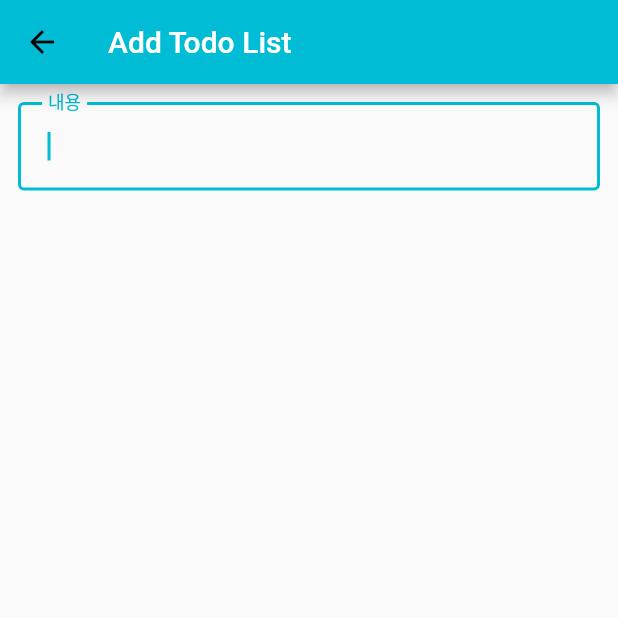
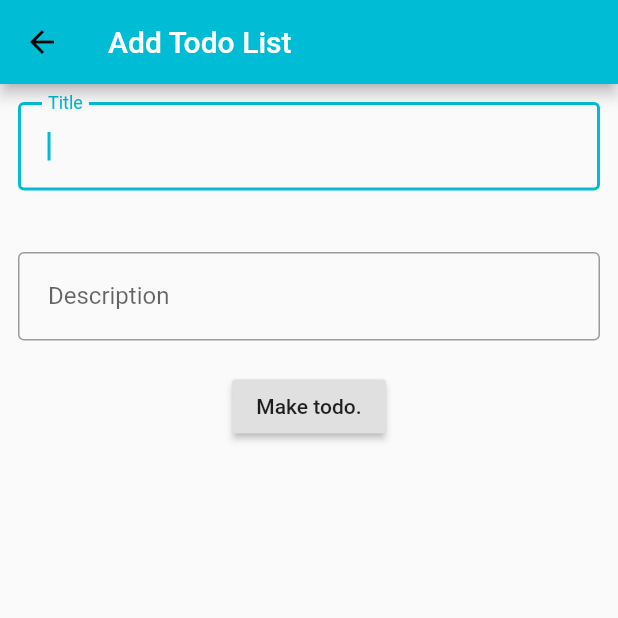
Before and after one commit to whdlrghks/Todo_flutter, a Flutter app: the screen it shows after launch, after a tap on the "add" icon, on a phone screen of 412 x 824 dp, the top half of it. Run offline on Flutter 3.47's test engine with Material 2 defaults, Android fonts, the phone set to English and light mode, and no system bars.

Commit message:
Make Detail Page

```diff
--- a/lib/containers/addlist.dart
+++ b/lib/containers/addlist.dart
@@ -1,26 +1,107 @@
 import 'package:flutter/material.dart';
-class AddList extends StatelessWidget{
+
+class AddList extends StatefulWidget{
+  @override
+  AddListState createState() => AddListState();
+   static const routeName = '/add';
+}
+
+class AddListState extends State<AddList>{
+  // 포커스노트 선언
+  FocusNode desNode;
+  FocusNode tieNode;
+
+  // 폼이 생성될 때 호출
+  @override
+  void initState() {
+    super.initState();
+    // myFocusNode에 포커스 인스턴스 저장.
+    desNode = FocusNode();
+    tieNode = FocusNode();
+  }
+  // 폼이 삭제될 때 호출
+  @override
+  void dispose() {
+    // 폼이 삭제되면 myFocusNode도 삭제됨
+    desNode.dispose();
+    tieNode.dispose();
+    super.dispose();
+  }
+  String _title ='None';
+    String _descrption ='None';
   @override
   Widget build(BuildContext context) {
+
+
     return Scaffold(
       appBar: AppBar(
         title: Text('Add Todo List', style: TextStyle(color: Colors.white),),
       ),
-      body:
-      Padding(
+      body: Column(
+        children: <Widget>[
+          Container(
+            height: 100,
+            child: Padding(
               padding: const EdgeInsets.all(12.0),
               child: TextField(
                 decoration: InputDecoration(
                   border: OutlineInputBorder(),
-          labelText: '내용',
+                  labelText: 'Title',
                   contentPadding: EdgeInsets.all(20.0)
                 ),
                 autofocus: true,
                 onSubmitted: (val){
-          Navigator.of(context).pop({'data' : val});
+
+                  _title = val;
+                  FocusScope.of(context).requestFocus(desNode);
+                  // Navigator.of(context).pop({'title' : val});
                 },
+                focusNode: tieNode
               ),
+            ),
+          ),
+          Container(
+
+            child : Padding(
+                padding: const EdgeInsets.all(12.0),
+
+                child: TextField(
+                decoration: InputDecoration(
+                  border: OutlineInputBorder(),
+                  labelText: 'Description',
+                  contentPadding: EdgeInsets.all(20.0),
+                  // contentPadding: new EdgeInsets.symmetric(vertical: 25.0, horizontal: 10.0),
+                ),
+                onSubmitted: (val){
+                  _descrption = val;
+                  // Navigator.of(context).pop({'title' : val});
+                },
+                focusNode: desNode,
+                ),
+              ),
+          ),
+
+
+          Padding(  // 두번째 자식
+              padding: const EdgeInsets.all(8.0),
+              child: RaisedButton(  // 버튼 추가
+                onPressed: (){  // 버튼이 눌리면
+                  print(_title +"  /   "+ _descrption);
+                  if(_title != 'None' && _descrption != 'None'){
+                    Navigator.of(context).pop({'title' : _title, 'des' :_descrption});
+                  }
+                  else if(_title == 'None'){
+                    FocusScope.of(context).requestFocus(tieNode);
+                  } else if(_descrption == 'None'){
+                    FocusScope.of(context).requestFocus(desNode);
+                  }
+               },
+                child: Text('Make todo.'),
+              ),
+            ),
+       ],
       )
+
     );
   }
 }
--- /dev/null
+++ b/lib/containers/detail.dart
@@ -0,0 +1,35 @@
+import 'package:flutter/material.dart';
+import './todo_item.dart';
+class Detail extends StatelessWidget{
+  final Todo todo;
+
+   const Detail({Key key, @required this.todo}) : super(key: key);
+
+  @override
+  Widget build(BuildContext context) {
+    // TODO: implement build
+    return Scaffold(
+      appBar: AppBar(
+        title: Text('Detail Page', style: TextStyle(color: Colors.white),),
+      ),
+      body: Column(
+        children: [
+          Padding(
+            padding: const EdgeInsets.all(8.0),
+            child: Text(todo.title),
+          ),
+          Padding(
+            padding: const EdgeInsets.all(8.0),
+            child: Text(todo.description),
+          ),
+        ],
+      ),
+      floatingActionButton: FloatingActionButton(
+        // onPressed: _navigateAddlist,
+        tooltip: '추가',
+        child: Icon(Icons.edit, color: Colors.white),
+      ),
+    );
+    throw UnimplementedError();
+  }
+}
--- /dev/null
+++ b/lib/containers/todo_item.dart
@@ -0,0 +1,7 @@
+class Todo {
+  // final로 정의된 필드는 선언단계나 생성자를 통해 초기화해야함
+  final String title;
+  final String description;
+
+  Todo(this.title, this.description); // 생성자로 필드 초기화
+}
--- a/lib/main.dart
+++ b/lib/main.dart
@@ -1,8 +1,11 @@
 import 'package:flutter/material.dart';
 import './containers/addlist.dart';
+import './containers/detail.dart';
+import './containers/todo_item.dart';
 void main() {
   runApp(MyApp());
 }
+
 
 class MyApp extends StatelessWidget {
   // This widget is the root of your application.
@@ -26,7 +29,7 @@ class TodoLists extends StatefulWidget {
 }
 
 class TodoListsState extends State<TodoLists> {
-  final _lists = <String>[];
+  final _lists = <Todo>[];
 
   Widget _makeTodoLists(){
     return ListView.builder(
@@ -52,9 +55,9 @@ class TodoListsState extends State<TodoLists> {
                   ),
                 ),
               ),
-              key: Key(_lists[i]),
+              key: Key(_lists[i].title),
               onDismissed: (direction) {
-                String removeditem = _lists[index];
+                String removeditem = _lists[index].title;
                 setState(() {
                   _lists.removeAt(index);
                 });
@@ -64,7 +67,18 @@ class TodoListsState extends State<TodoLists> {
                     .showSnackBar(SnackBar(content: Text("Finished the item!  " + removeditem)));
               },
               child: Card(
-                child: ListTile(title: Text(_lists[i])),
+                child: ListTile(
+                  title: Text(_lists[i].title),
+                  onTap: (){
+                    Navigator.push(
+                      context,
+                      MaterialPageRoute(
+                        // 파라미터 todo로 tap된 index의 아이템을 전달
+                        builder: (context) => Detail(todo: _lists[index]),
+                      ),
+                    );
+                  },
+                  ),
               )
             );
 
@@ -74,24 +88,24 @@ class TodoListsState extends State<TodoLists> {
     );
   }
 
-  _addTodoItem(item) {
+  _addTodoItem(item, des) {
     setState(() {
-      _lists.add(item);
+
+      _lists.add(Todo(item,des));
     });
   }
 
   _navigateAddlist() async {
+
     Map result = await Navigator.of(context).push(
       new MaterialPageRoute(
         builder: (BuildContext context) {
           return AddList();
       }),
     );
-
-    if(result != null  && result.containsKey('data')){
-      _addTodoItem(result['data']);
+    if(result != null  && result.containsKey('title')){
+      _addTodoItem(result['title'],result['des']);
     }
-
   }
 
   @override
```
Lines whose indentation alone changed are shown as unchanged.
